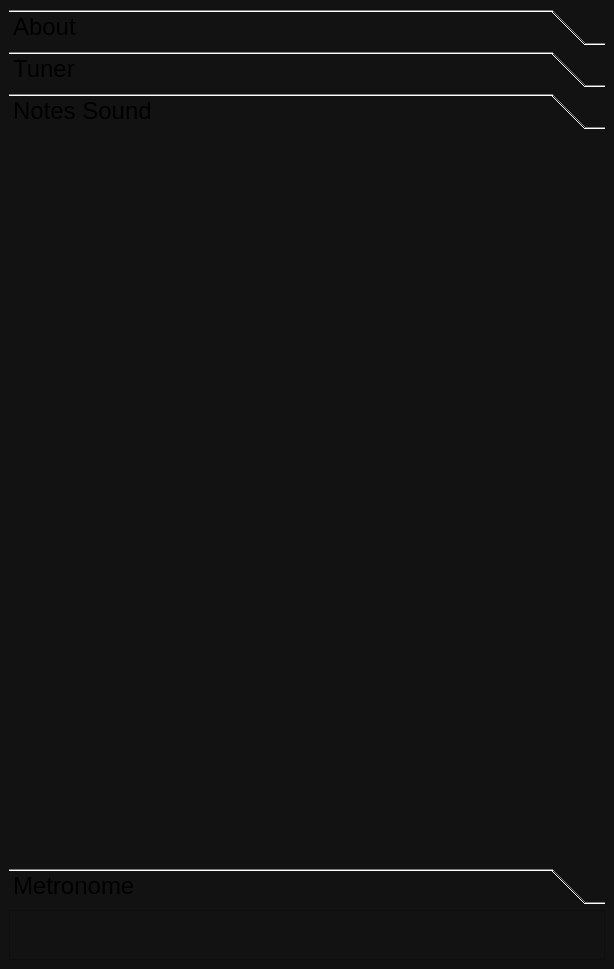
DjamesSuhanko/Musicool, file mainwindow.ui: the form before one commit.
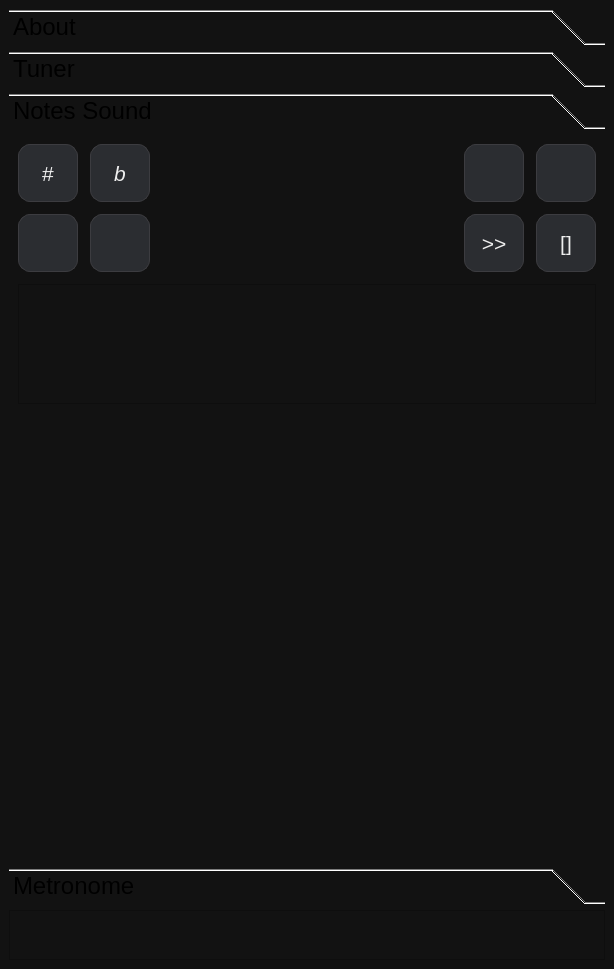
The form after the commit. The open tabs and pages were chosen to show the change.

What changed in the file:
```diff
--- a/mainwindow.ui
+++ b/mainwindow.ui
@@ -182,6 +182,334 @@
        <attribute name="label">
         <string>Notes Sound</string>
        </attribute>
+       <layout class="QGridLayout" name="gridLayout_6">
+        <item row="0" column="0">
+         <layout class="QVBoxLayout" name="verticalLayout_8">
+          <property name="spacing">
+           <number>12</number>
+          </property>
+          <item>
+           <layout class="QHBoxLayout" name="horizontalLayout_5">
+            <property name="spacing">
+             <number>12</number>
+            </property>
+            <item>
+             <layout class="QHBoxLayout" name="horizontalLayout_6">
+              <property name="spacing">
+               <number>12</number>
+              </property>
+              <item>
+               <widget class="QPushButton" name="pushButton_sharp">
+                <property name="minimumSize">
+                 <size>
+                  <width>60</width>
+                  <height>58</height>
+                 </size>
+                </property>
+                <property name="maximumSize">
+                 <size>
+                  <width>60</width>
+                  <height>60</height>
+                 </size>
+                </property>
+                <property name="font">
+                 <font>
+                  <pointsize>16</pointsize>
+                 </font>
+                </property>
+                <property name="text">
+                 <string>#</string>
+                </property>
+                <property name="checkable">
+                 <bool>false</bool>
+                </property>
+               </widget>
+              </item>
+              <item>
+               <widget class="QPushButton" name="pushButton_bemol">
+                <property name="minimumSize">
+                 <size>
+                  <width>60</width>
+                  <height>58</height>
+                 </size>
+                </property>
+                <property name="maximumSize">
+                 <size>
+                  <width>60</width>
+                  <height>60</height>
+                 </size>
+                </property>
+                <property name="font">
+                 <font>
+                  <pointsize>16</pointsize>
+                  <italic>true</italic>
+                 </font>
+                </property>
+                <property name="text">
+                 <string>b</string>
+                </property>
+                <property name="checkable">
+                 <bool>false</bool>
+                </property>
+               </widget>
+              </item>
+             </layout>
+            </item>
+            <item>
+             <layout class="QHBoxLayout" name="horizontalLayout_7">
+              <property name="spacing">
+               <number>12</number>
+              </property>
+              <item>
+               <spacer name="horizontalSpacer_9">
+                <property name="orientation">
+                 <enum>Qt::Orientation::Horizontal</enum>
+                </property>
+                <property name="sizeHint" stdset="0">
+                 <size>
+                  <width>40</width>
+                  <height>20</height>
+                 </size>
+                </property>
+               </spacer>
+              </item>
+              <item>
+               <widget class="QPushButton" name="pushButton_octave_down">
+                <property name="minimumSize">
+                 <size>
+                  <width>60</width>
+                  <height>58</height>
+                 </size>
+                </property>
+                <property name="maximumSize">
+                 <size>
+                  <width>60</width>
+                  <height>60</height>
+                 </size>
+                </property>
+                <property name="font">
+                 <font>
+                  <pointsize>16</pointsize>
+                  <italic>false</italic>
+                 </font>
+                </property>
+                <property name="text">
+                 <string/>
+                </property>
+                <property name="checkable">
+                 <bool>false</bool>
+                </property>
+               </widget>
+              </item>
+              <item>
+               <widget class="QPushButton" name="pushButton_octave_up">
+                <property name="minimumSize">
+                 <size>
+                  <width>60</width>
+                  <height>58</height>
+                 </size>
+                </property>
+                <property name="maximumSize">
+                 <size>
+                  <width>60</width>
+                  <height>60</height>
+                 </size>
+                </property>
+                <property name="font">
+                 <font>
+                  <pointsize>16</pointsize>
+                  <italic>false</italic>
+                 </font>
+                </property>
+                <property name="text">
+                 <string/>
+                </property>
+                <property name="checkable">
+                 <bool>false</bool>
+                </property>
+               </widget>
+              </item>
+             </layout>
+            </item>
+           </layout>
+          </item>
+          <item>
+           <layout class="QHBoxLayout" name="horizontalLayout_8">
+            <property name="spacing">
+             <number>12</number>
+            </property>
+            <item>
+             <layout class="QHBoxLayout" name="horizontalLayout_9">
+              <property name="spacing">
+               <number>12</number>
+              </property>
+              <item>
+               <widget class="QPushButton" name="pushButton_previous">
+                <property name="minimumSize">
+                 <size>
+                  <width>60</width>
+                  <height>58</height>
+                 </size>
+                </property>
+                <property name="maximumSize">
+                 <size>
+                  <width>60</width>
+                  <height>60</height>
+                 </size>
+                </property>
+                <property name="font">
+                 <font>
+                  <pointsize>16</pointsize>
+                  <italic>true</italic>
+                 </font>
+                </property>
+                <property name="text">
+                 <string/>
+                </property>
+                <property name="checkable">
+                 <bool>false</bool>
+                </property>
+               </widget>
+              </item>
+              <item>
+               <widget class="QPushButton" name="pushButton_next">
+                <property name="minimumSize">
+                 <size>
+                  <width>60</width>
+                  <height>58</height>
+                 </size>
+                </property>
+                <property name="maximumSize">
+                 <size>
+                  <width>60</width>
+                  <height>60</height>
+                 </size>
+                </property>
+                <property name="font">
+                 <font>
+                  <pointsize>16</pointsize>
+                 </font>
+                </property>
+                <property name="text">
+                 <string/>
+                </property>
+                <property name="checkable">
+                 <bool>false</bool>
+                </property>
+               </widget>
+              </item>
+             </layout>
+            </item>
+            <item>
+             <spacer name="horizontalSpacer_10">
+              <property name="orientation">
+               <enum>Qt::Orientation::Horizontal</enum>
+              </property>
+              <property name="sizeHint" stdset="0">
+               <size>
+                <width>40</width>
+                <height>20</height>
+               </size>
+              </property>
+             </spacer>
+            </item>
+            <item>
+             <layout class="QHBoxLayout" name="horizontalLayout_10">
+              <property name="spacing">
+               <number>12</number>
+              </property>
+              <item>
+               <widget class="QPushButton" name="pushButton_start_2">
+                <property name="minimumSize">
+                 <size>
+                  <width>60</width>
+                  <height>58</height>
+                 </size>
+                </property>
+                <property name="maximumSize">
+                 <size>
+                  <width>60</width>
+                  <height>60</height>
+                 </size>
+                </property>
+                <property name="font">
+                 <font>
+                  <pointsize>16</pointsize>
+                  <italic>false</italic>
+                 </font>
+                </property>
+                <property name="text">
+                 <string>&gt;&gt;</string>
+                </property>
+                <property name="checkable">
+                 <bool>false</bool>
+                </property>
+               </widget>
+              </item>
+              <item>
+               <widget class="QPushButton" name="pushButton_stop_2">
+                <property name="minimumSize">
+                 <size>
+                  <width>60</width>
+                  <height>58</height>
+                 </size>
+                </property>
+                <property name="maximumSize">
+                 <size>
+                  <width>60</width>
+                  <height>60</height>
+                 </size>
+                </property>
+                <property name="font">
+                 <font>
+                  <pointsize>16</pointsize>
+                  <italic>false</italic>
+                 </font>
+                </property>
+                <property name="text">
+                 <string>[]</string>
+                </property>
+                <property name="checkable">
+                 <bool>false</bool>
+                </property>
+               </widget>
+              </item>
+             </layout>
+            </item>
+           </layout>
+          </item>
+          <item>
+           <widget class="QFrame" name="frame">
+            <property name="minimumSize">
+             <size>
+              <width>0</width>
+              <height>120</height>
+             </size>
+            </property>
+            <property name="frameShape">
+             <enum>QFrame::Shape::StyledPanel</enum>
+            </property>
+            <property name="frameShadow">
+             <enum>QFrame::Shadow::Raised</enum>
+            </property>
+           </widget>
+          </item>
+          <item>
+           <spacer name="verticalSpacer_4">
+            <property name="orientation">
+             <enum>Qt::Orientation::Vertical</enum>
+            </property>
+            <property name="sizeHint" stdset="0">
+             <size>
+              <width>20</width>
+              <height>40</height>
+             </size>
+            </property>
+           </spacer>
+          </item>
+         </layout>
+        </item>
+       </layout>
       </widget>
       <widget class="QWidget" name="metronome">
        <property name="geometry">
```
Left out of the diff: 6 changed lines with no effect on the pictures.
